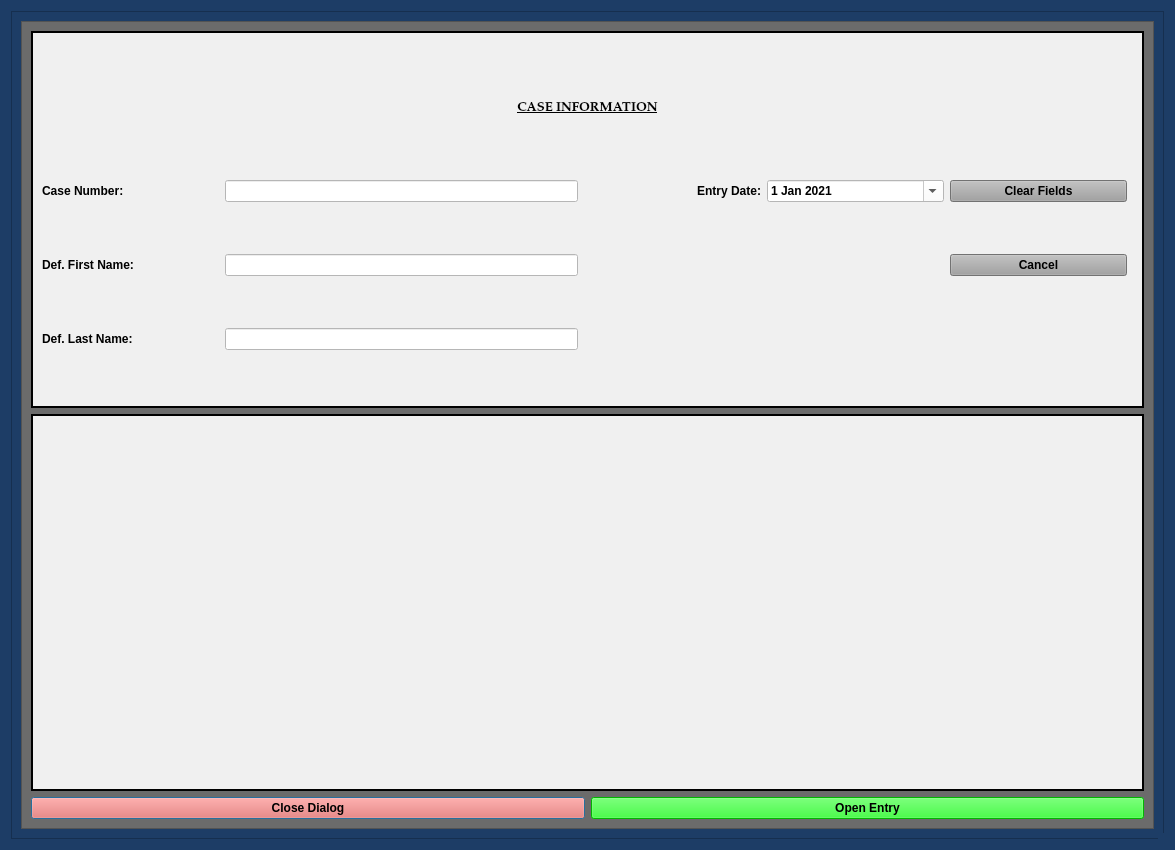
Before: the Qt Designer form munientry/views/ui/TimeToPayDialog.ui in HunterProgram22/MuniEntry, drawn with Qt 5.
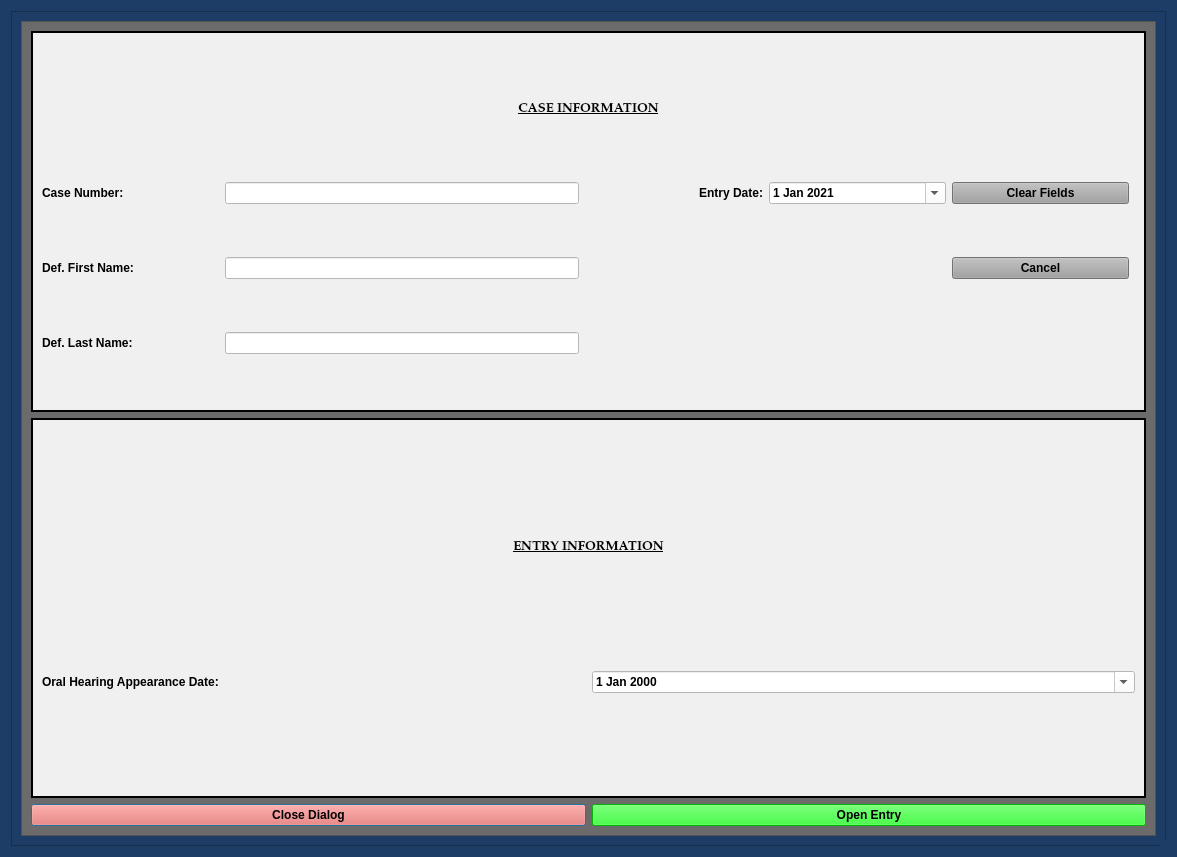
After: the same form once the commit is applied. Custom widgets are drawn as their Qt base class.

Commit message: Adding appearance date for time to pay.

Patch:
```diff
--- a/munientry/views/ui/TimeToPayDialog.ui
+++ b/munientry/views/ui/TimeToPayDialog.ui
@@ -9,8 +9,8 @@
    <rect>
     <x>0</x>
     <y>0</y>
-    <width>1175</width>
-    <height>850</height>
+    <width>1177</width>
+    <height>857</height>
    </rect>
   </property>
   <property name="sizePolicy">
@@ -177,8 +177,8 @@
           <rect>
            <x>0</x>
            <y>0</y>
-           <width>1135</width>
-           <height>810</height>
+           <width>1137</width>
+           <height>817</height>
           </rect>
          </property>
          <layout class="QGridLayout" name="gridLayout_3">
@@ -197,6 +197,52 @@
             <property name="lineWidth">
              <number>2</number>
             </property>
+            <layout class="QGridLayout" name="gridLayout_4">
+             <item row="1" column="0">
+              <widget class="QLabel" name="label_5">
+               <property name="text">
+                <string>Oral Hearing Appearance Date:</string>
+               </property>
+              </widget>
+             </item>
+             <item row="1" column="1">
+              <widget class="QDateEdit" name="dateEdit">
+               <property name="styleSheet">
+                <string notr="true">background-color: rgb(255, 255, 255);
+color: rgb(0, 0, 0);</string>
+               </property>
+               <property name="calendarPopup">
+                <bool>true</bool>
+               </property>
+              </widget>
+             </item>
+             <item row="0" column="0" colspan="2">
+              <widget class="QLabel" name="label_4">
+               <property name="maximumSize">
+                <size>
+                 <width>16777215</width>
+                 <height>50</height>
+                </size>
+               </property>
+               <property name="font">
+                <font>
+                 <family>Palatino Linotype</family>
+                 <pointsize>10</pointsize>
+                 <weight>75</weight>
+                 <italic>false</italic>
+                 <bold>true</bold>
+                 <underline>true</underline>
+                </font>
+               </property>
+               <property name="text">
+                <string>ENTRY INFORMATION</string>
+               </property>
+               <property name="alignment">
+                <set>Qt::AlignCenter</set>
+               </property>
+              </widget>
+             </item>
+            </layout>
            </widget>
           </item>
           <item row="2" column="1">
```
The commit also changes 5 other files.
